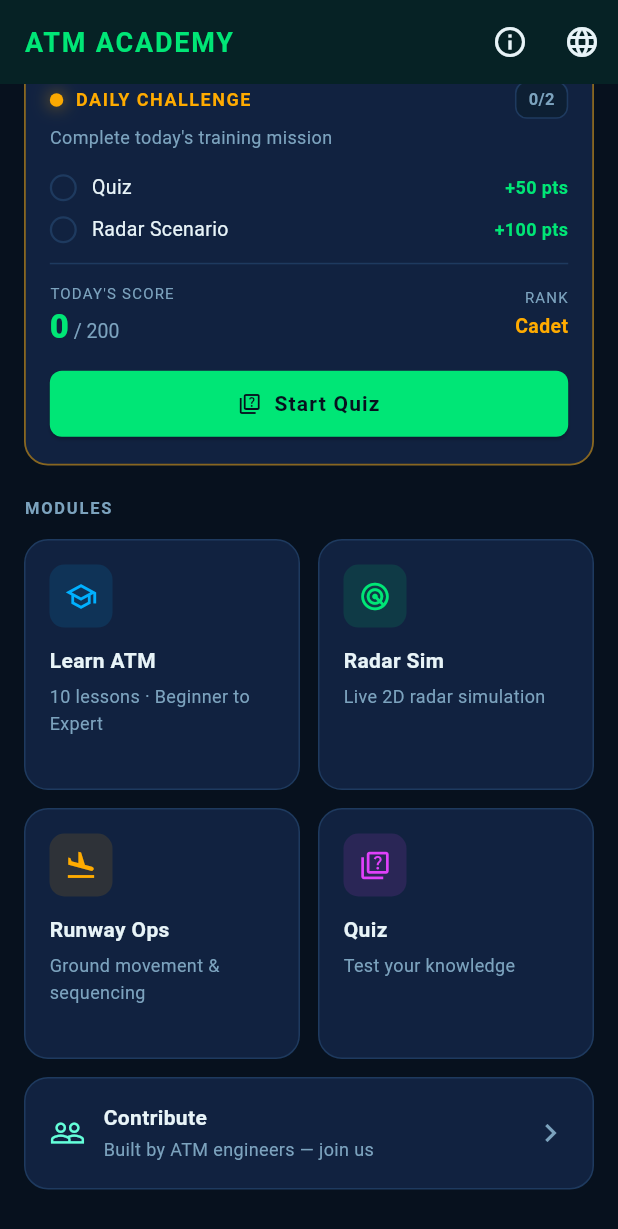
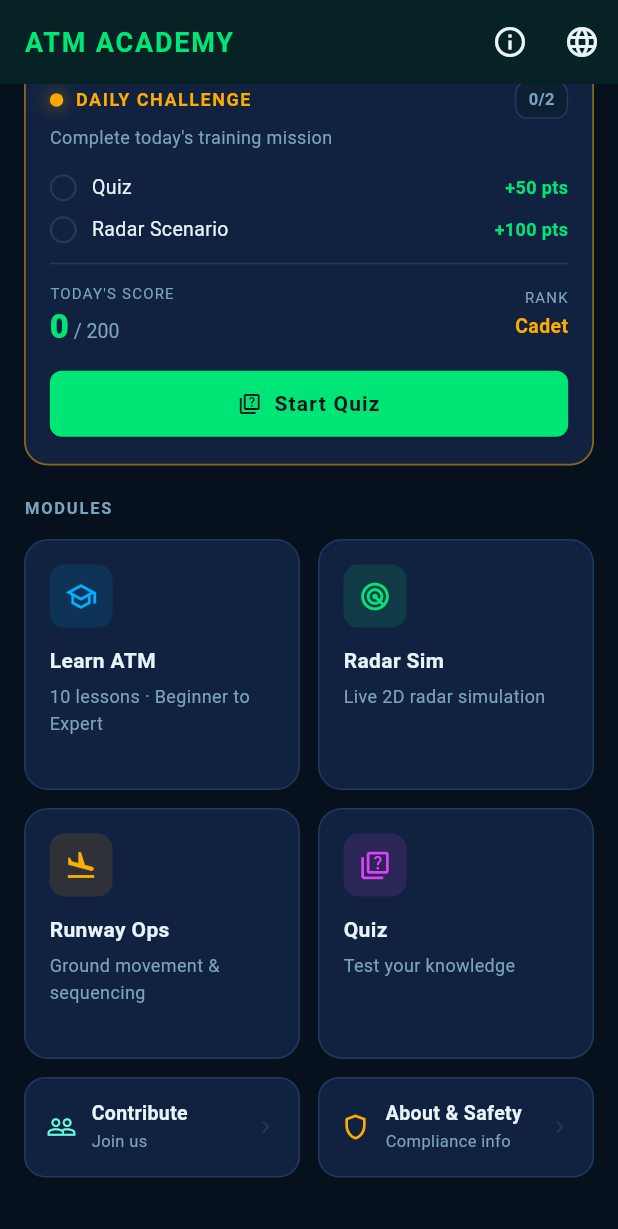
Before and after one commit to tonybjzhao/atm_academy, a Flutter app: the screen it shows after launch, scrolled down 119 dp, on a phone screen of 412 x 824 dp. Shown: the top 1229 px of the screen. Run offline on Flutter 3.47's test engine with Material 3 defaults, Android fonts, the phone set to English and light mode, and no system bars; our stand-ins replace shared_preferences.

Commit message:
feat: add Contribute and About & Safety cards to home screen bottom
Replace single full-width Contribute card with a side-by-side row of
two compact _BottomCard widgets — Contribute (teal) and About & Safety
(amber shield) — giving both screens equal prominence on the home screen.

Co-Authored-By: Claude Sonnet 4.6 <noreply@anthropic.com>

```diff
--- a/lib/screens/home_screen.dart
+++ b/lib/screens/home_screen.dart
@@ -178,50 +178,94 @@ class HomeScreen extends StatelessWidget {
               ],
             ),
             const SizedBox(height: 12),
-            // Contribute full-width card
-            GestureDetector(
-              onTap: () => Navigator.push(
-                context,
-                MaterialPageRoute(builder: (_) => const ContributeScreen()),
+            Row(
+              children: [
+                Expanded(
+                  child: _BottomCard(
+                    icon: Icons.people_outline,
+                    color: Colors.tealAccent,
+                    title: 'Contribute',
+                    subtitle: 'Join us',
+                    onTap: () => Navigator.push(context,
+                        MaterialPageRoute(builder: (_) => const ContributeScreen())),
                   ),
+                ),
+                const SizedBox(width: 12),
+                Expanded(
+                  child: _BottomCard(
+                    icon: Icons.shield_outlined,
+                    color: AppTheme.warning,
+                    title: 'About & Safety',
+                    subtitle: 'Compliance info',
+                    onTap: () => Navigator.push(context,
+                        MaterialPageRoute(builder: (_) => const AboutSafetyScreen())),
+                  ),
+                ),
+              ],
+            ),
+            const SizedBox(height: 24),
+          ],
+        ),
+      ),
+    );
+  }
+}
+
+// ─── Bottom row cards ────────────────────────────────────────────────────────
+
+class _BottomCard extends StatelessWidget {
+  final IconData icon;
+  final Color color;
+  final String title;
+  final String subtitle;
+  final VoidCallback onTap;
+
+  const _BottomCard({
+    required this.icon,
+    required this.color,
+    required this.title,
+    required this.subtitle,
+    required this.onTap,
+  });
+
+  @override
+  Widget build(BuildContext context) {
+    return GestureDetector(
+      onTap: onTap,
       child: Container(
-                width: double.infinity,
-                padding: const EdgeInsets.all(16),
+        padding: const EdgeInsets.all(14),
         decoration: BoxDecoration(
           color: AppTheme.cardBg,
-                  borderRadius: BorderRadius.circular(16),
+          borderRadius: BorderRadius.circular(14),
           border: Border.all(color: AppTheme.borderColor),
         ),
         child: Row(
           children: [
-                    const Icon(Icons.people_outline, color: Colors.tealAccent, size: 24),
-                    const SizedBox(width: 12),
-                    const Expanded(
+            Icon(icon, color: color, size: 20),
+            const SizedBox(width: 10),
+            Expanded(
               child: Column(
                 crossAxisAlignment: CrossAxisAlignment.start,
                 children: [
                   Text(
-                            'Contribute',
-                            style: TextStyle(
+                    title,
+                    style: const TextStyle(
                       color: AppTheme.textPrimary,
+                      fontSize: 13,
                       fontWeight: FontWeight.w600,
-                              fontSize: 14,
                     ),
                   ),
-                          SizedBox(height: 2),
                   Text(
-                            'Built by ATM engineers — join us',
-                            style: TextStyle(color: AppTheme.textSecondary, fontSize: 12),
+                    subtitle,
+                    style: const TextStyle(
+                      color: AppTheme.textSecondary,
+                      fontSize: 11,
+                    ),
                   ),
                 ],
               ),
             ),
-                    const Icon(Icons.chevron_right, color: AppTheme.textSecondary),
-                  ],
-                ),
-              ),
-            ),
-            const SizedBox(height: 16),
+            const Icon(Icons.chevron_right, color: AppTheme.borderColor, size: 16),
           ],
         ),
       ),
```
Lines whose indentation alone changed are shown as unchanged.
